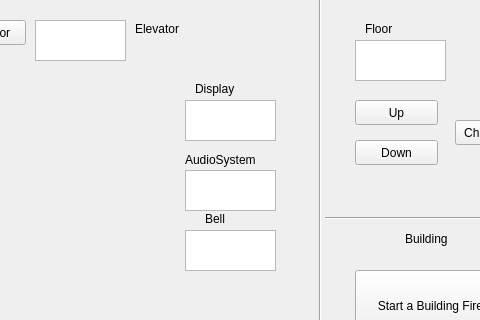
First picture: the form in mainwindow.ui, repository Kaibbage/Elevator-Simulation, before the edit; both pictures show x 545 to 1025 and y 0 to 320 of the 1265 by 688 pixel window.
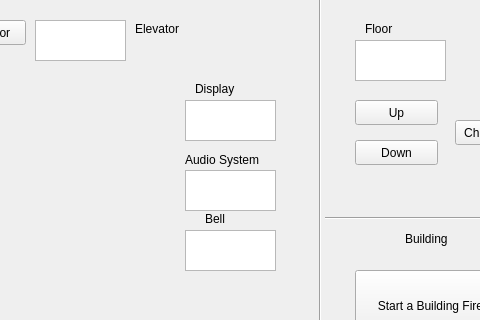
Second picture: the form after the edit.

Patch:
```diff
--- a/mainwindow.ui
+++ b/mainwindow.ui
@@ -165,7 +165,7 @@
      </rect>
     </property>
     <property name="text">
-     <string>AudioSystem</string>
+     <string>Audio System</string>
     </property>
    </widget>
    <widget class="QLabel" name="label_4">
```
